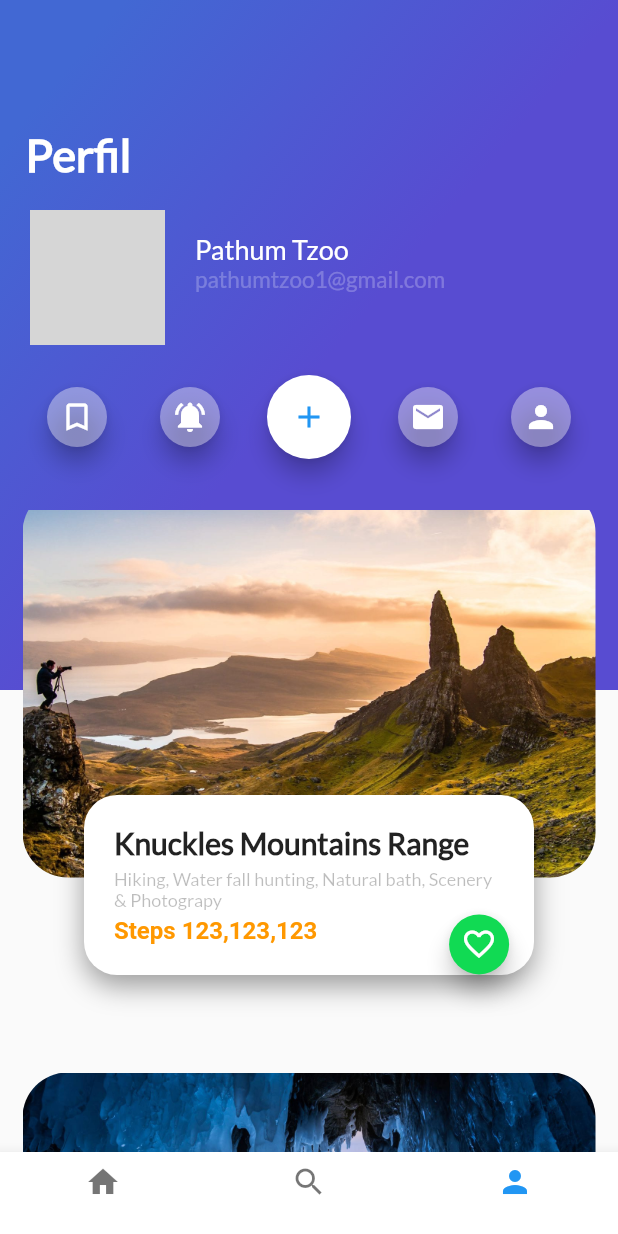
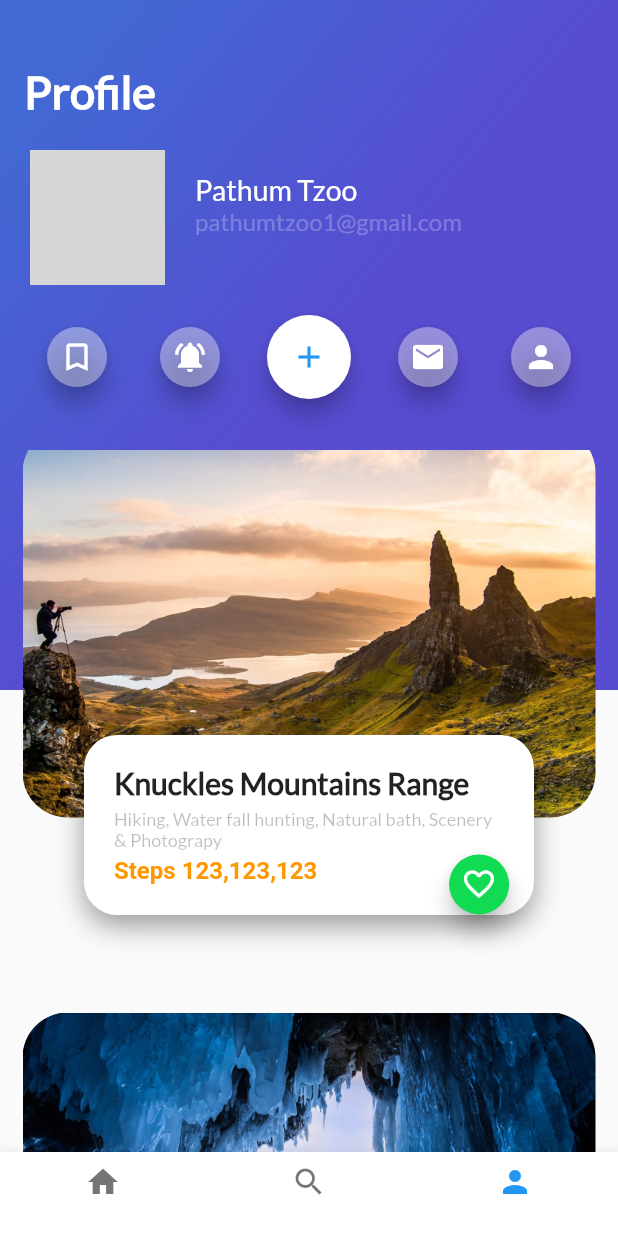
Before and after one commit to SwaXTech/Trips, a Flutter app: the screen it shows after launch, item 3 of the bottom bar chosen, on a phone screen of 412 x 824 dp. Run offline on Flutter 3.47's test engine with Material 2 defaults, Android fonts, the phone set to English and light mode, and no system bars; grey boxes are pictures that could not be loaded.

Commit message:
Fixed alignment of profile

```diff
--- a/lib/buttons_row.dart
+++ b/lib/buttons_row.dart
@@ -4,7 +4,7 @@ class ButtonsRow extends StatelessWidget {
   @override
   Widget build(BuildContext context) {
     return Container(
-      margin: EdgeInsets.only(top: 250),
+      margin: EdgeInsets.only(top: 210),
       child: Row(
         mainAxisAlignment: MainAxisAlignment.center,
         children: [
--- a/lib/gradient.dart
+++ b/lib/gradient.dart
@@ -4,7 +4,9 @@ class GradientBack extends StatelessWidget{
 
   String title = "Popular";
   double height = 250;
+  var alignment = Alignment(-0.9, -0.6);
 
+  GradientBack.withAlighment(this.title, this.height, this.alignment);
   GradientBack(this.title, this.height);
 
   @override
@@ -36,7 +38,7 @@ class GradientBack extends StatelessWidget{
         ),
       ),
 
-      alignment: Alignment(-0.9, -0.6),
+      alignment: alignment,
 
     );
   }
--- a/lib/profile.dart
+++ b/lib/profile.dart
@@ -10,11 +10,11 @@ class ProfileTrips extends StatelessWidget{
   Widget build(BuildContext context) {
     return Stack(
       children: [
-        GradientBack("Perfil", 460.0),
+        GradientBack.withAlighment("Profile", 460.0, Alignment(-0.9, -0.8)),
         ProfileInfo("Pathum Tzoo", "pathumtzoo1@gmail.com", 'assets/img/a_person.jfif'),
         ButtonsRow(),
         Container(
-          margin: EdgeInsets.only(top: 340),
+          margin: EdgeInsets.only(top: 300),
           child: ListView(
             controller: ScrollController(
               initialScrollOffset: 80.0
--- a/lib/profile_info.dart
+++ b/lib/profile_info.dart
@@ -18,7 +18,7 @@ class ProfileInfo extends StatelessWidget {
         name,
         style: TextStyle(
             color: Colors.white,
-            fontSize: 18.0,
+            fontSize: 19.0,
             fontFamily: 'Lato'
         ),
       ),
@@ -30,7 +30,7 @@ class ProfileInfo extends StatelessWidget {
         email,
         style: TextStyle(
             color: Colors.white24,
-            fontSize: 15.0,
+            fontSize: 16.0,
             fontFamily: 'Lato'
         ),
       ),
@@ -48,7 +48,7 @@ class ProfileInfo extends StatelessWidget {
     );
 
     return Container(
-      margin: EdgeInsets.only(top: 120.0),
+      margin: EdgeInsets.only(top: 80.0),
       child: Row(
         crossAxisAlignment: CrossAxisAlignment.start,
         children: [
```
